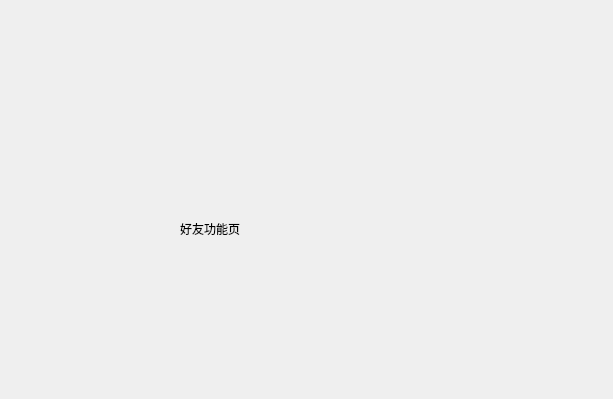
Old version of the form client/friendpage.ui in the repository fhwhsa/netdisk.
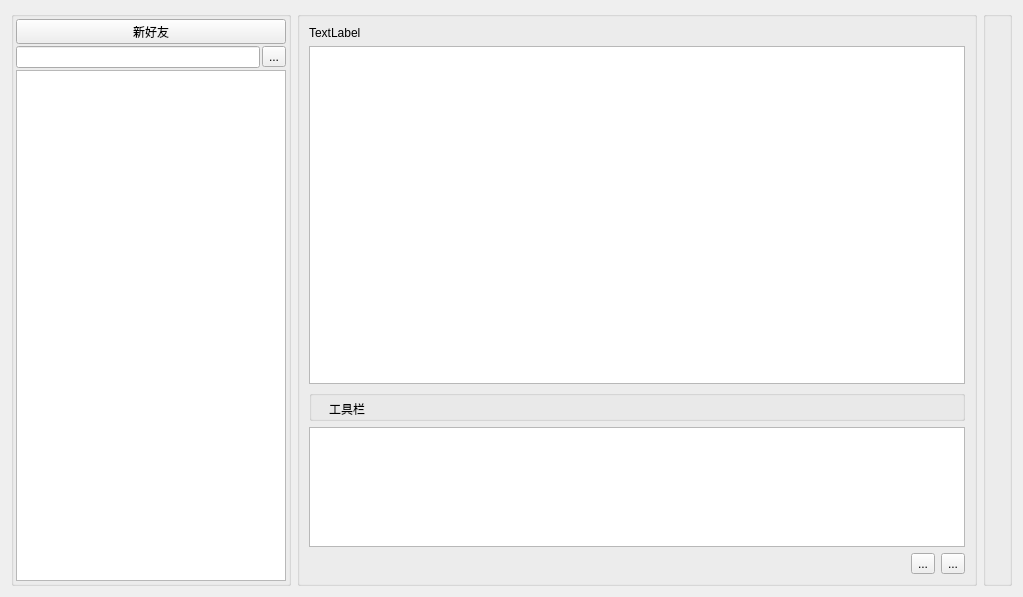
New version of the form.

Commit message: 客户端好友功能页UI设计

Diff of the .ui file:
```diff
--- a/client/friendpage.ui
+++ b/client/friendpage.ui
@@ -6,26 +6,221 @@
    <rect>
     <x>0</x>
     <y>0</y>
-    <width>613</width>
-    <height>399</height>
+    <width>1023</width>
+    <height>597</height>
    </rect>
   </property>
   <property name="windowTitle">
    <string>Form</string>
   </property>
-  <widget class="QLabel" name="label">
-   <property name="geometry">
-    <rect>
-     <x>180</x>
-     <y>220</y>
-     <width>171</width>
-     <height>17</height>
-    </rect>
-   </property>
-   <property name="text">
-    <string>好友功能页</string>
-   </property>
-  </widget>
+  <layout class="QHBoxLayout" name="horizontalLayout_4">
+   <item>
+    <layout class="QHBoxLayout" name="horizontalLayout_3">
+     <item>
+      <widget class="QGroupBox" name="friendsList">
+       <property name="sizePolicy">
+        <sizepolicy hsizetype="Fixed" vsizetype="Preferred">
+         <horstretch>0</horstretch>
+         <verstretch>0</verstretch>
+        </sizepolicy>
+       </property>
+       <property name="minimumSize">
+        <size>
+         <width>280</width>
+         <height>0</height>
+        </size>
+       </property>
+       <property name="maximumSize">
+        <size>
+         <width>280</width>
+         <height>16777215</height>
+        </size>
+       </property>
+       <property name="title">
+        <string/>
+       </property>
+       <property name="alignment">
+        <set>Qt::AlignLeading|Qt::AlignLeft|Qt::AlignVCenter</set>
+       </property>
+       <property name="flat">
+        <bool>false</bool>
+       </property>
+       <layout class="QVBoxLayout" name="verticalLayout_2">
+        <property name="spacing">
+         <number>2</number>
+        </property>
+        <property name="leftMargin">
+         <number>2</number>
+        </property>
+        <property name="topMargin">
+         <number>2</number>
+        </property>
+        <property name="rightMargin">
+         <number>2</number>
+        </property>
+        <property name="bottomMargin">
+         <number>2</number>
+        </property>
+        <item>
+         <layout class="QVBoxLayout" name="verticalLayout">
+          <item>
+           <widget class="QToolButton" name="tb_newFriend">
+            <property name="sizePolicy">
+             <sizepolicy hsizetype="Preferred" vsizetype="Preferred">
+              <horstretch>0</horstretch>
+              <verstretch>0</verstretch>
+             </sizepolicy>
+            </property>
+            <property name="text">
+             <string>新好友</string>
+            </property>
+           </widget>
+          </item>
+          <item>
+           <layout class="QHBoxLayout" name="horizontalLayout">
+            <item>
+             <widget class="QLineEdit" name="searchLine"/>
+            </item>
+            <item>
+             <widget class="QToolButton" name="tb_search">
+              <property name="text">
+               <string>...</string>
+              </property>
+             </widget>
+            </item>
+           </layout>
+          </item>
+          <item>
+           <widget class="QListWidget" name="listWidget"/>
+          </item>
+         </layout>
+        </item>
+       </layout>
+      </widget>
+     </item>
+     <item>
+      <widget class="QGroupBox" name="chatBox">
+       <property name="title">
+        <string/>
+       </property>
+       <layout class="QVBoxLayout" name="verticalLayout_4">
+        <item>
+         <layout class="QVBoxLayout" name="verticalLayout_3">
+          <item>
+           <widget class="QLabel" name="label">
+            <property name="text">
+             <string>TextLabel</string>
+            </property>
+           </widget>
+          </item>
+          <item>
+           <widget class="QPlainTextEdit" name="plainTextEdit">
+            <property name="readOnly">
+             <bool>true</bool>
+            </property>
+           </widget>
+          </item>
+          <item>
+           <widget class="QGroupBox" name="groupBox_2">
+            <property name="title">
+             <string/>
+            </property>
+            <widget class="QLabel" name="label_2">
+             <property name="geometry">
+              <rect>
+               <x>20</x>
+               <y>10</y>
+               <width>67</width>
+               <height>17</height>
+              </rect>
+             </property>
+             <property name="text">
+              <string>工具栏</string>
+             </property>
+            </widget>
+           </widget>
+          </item>
+          <item>
+           <widget class="QPlainTextEdit" name="plainTextEdit_2">
+            <property name="sizePolicy">
+             <sizepolicy hsizetype="Expanding" vsizetype="Fixed">
+              <horstretch>0</horstretch>
+              <verstretch>0</verstretch>
+             </sizepolicy>
+            </property>
+            <property name="minimumSize">
+             <size>
+              <width>0</width>
+              <height>120</height>
+             </size>
+            </property>
+            <property name="maximumSize">
+             <size>
+              <width>16777215</width>
+              <height>120</height>
+             </size>
+            </property>
+           </widget>
+          </item>
+          <item>
+           <layout class="QHBoxLayout" name="horizontalLayout_2">
+            <item>
+             <spacer name="horizontalSpacer">
+              <property name="orientation">
+               <enum>Qt::Horizontal</enum>
+              </property>
+              <property name="sizeHint" stdset="0">
+               <size>
+                <width>40</width>
+                <height>20</height>
+               </size>
+              </property>
+             </spacer>
+            </item>
+            <item>
+             <widget class="QToolButton" name="tb_clear">
+              <property name="text">
+               <string>...</string>
+              </property>
+             </widget>
+            </item>
+            <item>
+             <widget class="QToolButton" name="tb_send">
+              <property name="text">
+               <string>...</string>
+              </property>
+             </widget>
+            </item>
+           </layout>
+          </item>
+         </layout>
+        </item>
+       </layout>
+      </widget>
+     </item>
+     <item>
+      <widget class="QGroupBox" name="welcomeBox">
+       <property name="title">
+        <string/>
+       </property>
+       <widget class="QLabel" name="label_3">
+        <property name="geometry">
+         <rect>
+          <x>30</x>
+          <y>30</y>
+          <width>67</width>
+          <height>17</height>
+         </rect>
+        </property>
+        <property name="text">
+         <string>你好</string>
+        </property>
+       </widget>
+      </widget>
+     </item>
+    </layout>
+   </item>
+  </layout>
  </widget>
  <resources/>
  <connections/>
```
The commit also changes 5 other files.
